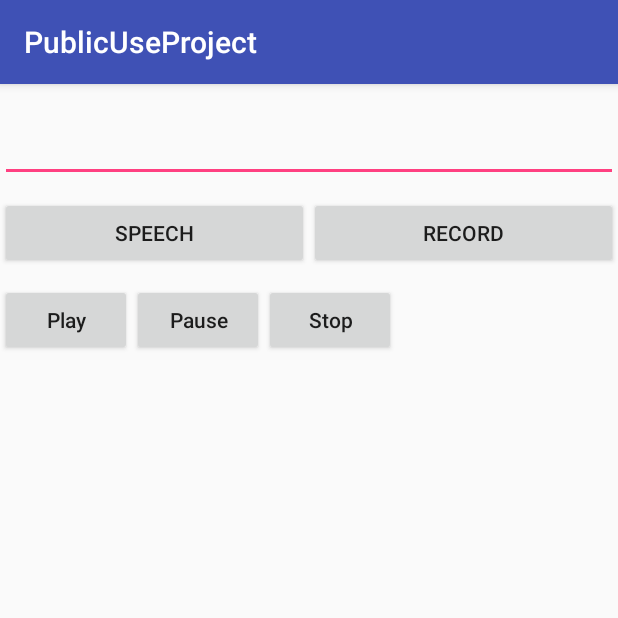
After one commit to renrenrenhui/PublicUseProject, an Android app: the SpeechActivity screen opened directly, with no data from a screen before it, on a phone screen of 412 x 824 dp, the top half of it. The commit adds this screen. Run offline under Robolectric (Android 15) with nearby library versions, the phone set to English and light mode, and no system bars.

Commit message:
Add speech and mediaplay feature

```diff
--- a/app/src/main/AndroidManifest.xml
+++ b/app/src/main/AndroidManifest.xml
@@ -6,6 +6,8 @@
     <uses-permission android:name="android.permission.INTERNET" />
     <uses-permission android:name="android.permission.ACCESS_NETWORK_STATE" />
     <uses-permission android:name="android.permission.ACCESS_WIFI_STATE" />
+    <uses-permission android:name="android.permission.WRITE_EXTERNAL_STORAGE"/>
+    <uses-permission android:name="android.permission.READ_EXTERNAL_STORAGE"/>
 
     <application
         android:allowBackup="true"
@@ -90,6 +92,9 @@
 
         <activity android:name="com.example.xiaoniu.publicuseproject.timer.TimerActivity"
             android:theme="@style/AppTheme"/>
+
+        <activity android:name="com.example.xiaoniu.publicuseproject.SpeechActivity"
+            android:theme="@style/AppTheme"/>
     </application>
 
 </manifest>
--- /dev/null
+++ b/app/src/main/java/com/example/xiaoniu/publicuseproject/SpeechActivity.java
@@ -0,0 +1,129 @@
+package com.example.xiaoniu.publicuseproject;
+
+import android.content.res.AssetFileDescriptor;
+import android.media.MediaPlayer;
+import android.os.Bundle;
+import android.os.Environment;
+import android.speech.tts.TextToSpeech;
+import android.support.v7.app.AppCompatActivity;
+import android.view.View;
+import android.widget.Button;
+import android.widget.EditText;
+import android.widget.Toast;
+
+import java.io.File;
+import java.util.HashMap;
+import java.util.Locale;
+
+public class SpeechActivity extends AppCompatActivity {
+
+    private EditText input;
+    private Button speech,record;
+    private TextToSpeech textToSpeech;
+    private MediaPlayer mediaPlayer = new MediaPlayer();
+
+    @Override
+    protected void onCreate(Bundle savedInstanceState) {
+        super.onCreate(savedInstanceState);
+        setContentView(R.layout.activity_speech);
+
+        textToSpeech = new TextToSpeech(this, new TextToSpeech.OnInitListener() {
+            @Override
+            public void onInit(int status) {
+                if (status == textToSpeech.SUCCESS) {
+//                    int result = textToSpeech.setLanguage(Locale.CHINA);
+                    int result = textToSpeech.setLanguage(Locale.ENGLISH);
+//                    if (result != TextToSpeech.LANG_COUNTRY_AVAILABLE
+//                            && result != TextToSpeech.LANG_AVAILABLE){
+                        if (result == TextToSpeech.LANG_MISSING_DATA
+                                || result == TextToSpeech.LANG_NOT_SUPPORTED){
+                            Toast.makeText(SpeechActivity.this, "TTS暂时不支持这种语音的朗读！",
+                                    Toast.LENGTH_SHORT).show();
+                    }
+                }
+            }
+        });
+        input = (EditText) findViewById(R.id.input_text);
+        speech = (Button) findViewById(R.id.speech);
+        record = (Button) findViewById(R.id.record);
+        speech.setOnClickListener(new View.OnClickListener() {
+            @Override
+            public void onClick(View view) {
+                textToSpeech.speak(input.getText().toString(),
+//                        TextToSpeech.QUEUE_ADD, null);
+                        TextToSpeech.QUEUE_FLUSH, null);
+            }
+        });
+        record.setOnClickListener(new View.OnClickListener() {
+            @Override
+            public void onClick(View view) {
+                String inputText = input.getText().toString();
+//                HashMap<String, String> myHashRender = new HashMap<>();
+//                myHashRender.put(TextToSpeech.Engine.KEY_PARAM_UTTERANCE_ID, inputText);
+//                textToSpeech.synthesizeToFile(inputText, myHashRender,
+//                        Environment.getExternalStorageDirectory().getAbsolutePath() + "tts.wav");
+                textToSpeech.synthesizeToFile(inputText, null, new File("/mnt/sdcard/sound.mp3"), "record");
+                Toast.makeText(SpeechActivity.this, "声音记录成功。", Toast.LENGTH_SHORT).show();
+            }
+        });
+
+        Button btnPlay = (Button) findViewById(R.id.btnPlay);
+        btnPlay.setOnClickListener(new View.OnClickListener() {
+            @Override
+            public void onClick(View v) {
+                //如果没在播放中，立刻开始播放。
+                if(!mediaPlayer.isPlaying()){
+                    mediaPlayer.start();
+                }
+            }
+        });
+        Button btnPause = (Button) findViewById(R.id.btnPause);
+        btnPause.setOnClickListener(new View.OnClickListener() {
+            @Override
+            public void onClick(View v) {
+                //如果在播放中，立刻暂停。
+                if(mediaPlayer.isPlaying()){
+                    mediaPlayer.pause();
+                }
+            }
+        });
+        Button btnStop = (Button) findViewById(R.id.btnStop);
+        btnStop.setOnClickListener(new View.OnClickListener() {
+            @Override
+            public void onClick(View v) {
+                //如果在播放中，立刻停止。
+                if(mediaPlayer.isPlaying()){
+                    mediaPlayer.reset();
+                    initMediaPlayer();//初始化播放器 MediaPlayer
+                }
+            }
+        });
+        initMediaPlayer();
+    }
+
+    @Override
+    protected void onDestroy() {
+        if (textToSpeech != null)
+            textToSpeech.shutdown();
+        if(mediaPlayer != null){
+            mediaPlayer.stop();
+            mediaPlayer.release();
+        }
+        super.onDestroy();
+    }
+
+    private void initMediaPlayer() {
+        try {
+//            File file = new File(Environment.getExternalStorageDirectory(), "sound.mp3");
+//            mediaPlayer.setDataSource(file.getPath());//指定音频文件路径
+            AssetFileDescriptor file = getResources().openRawResourceFd(R.raw.exercise_bg_music);
+            mediaPlayer.setDataSource(file.getFileDescriptor(), file.getStartOffset(),
+                    file.getLength());
+            mediaPlayer.setLooping(true);//设置为循环播放
+            mediaPlayer.prepare();//初始化播放器MediaPlayer
+            file.close();
+        } catch (Exception e) {
+            e.printStackTrace();
+        }
+    }
+}
--- a/app/src/main/res/layout/activity_main.xml
+++ b/app/src/main/res/layout/activity_main.xml
@@ -184,5 +184,11 @@
         android:layout_height="wrap_content"
         android:text="timer_view" >
     </Button>
+    <Button
+        android:id="@+id/tts_speech"
+        android:layout_width="fill_parent"
+        android:layout_height="wrap_content"
+        android:text="tts_speech" >
+    </Button>
 </LinearLayout>
 </ScrollView>
--- /dev/null
+++ b/app/src/main/res/layout/activity_speech.xml
@@ -0,0 +1,66 @@
+<?xml version="1.0" encoding="utf-8"?>
+<LinearLayout
+    xmlns:android="http://schemas.android.com/apk/res/android"
+    xmlns:app="http://schemas.android.com/apk/res-auto"
+    xmlns:tools="http://schemas.android.com/tools"
+    android:layout_width="match_parent"
+    android:layout_height="match_parent"
+    android:orientation="vertical">
+
+    <EditText
+        android:id="@+id/input_text"
+        android:layout_marginTop="20dp"
+        android:layout_width="match_parent"
+        android:layout_height="wrap_content"/>
+
+    <LinearLayout
+        android:layout_marginTop="10dp"
+        android:layout_width="match_parent"
+        android:layout_height="wrap_content"
+        android:orientation="horizontal">
+
+        <Button
+            android:id="@+id/speech"
+            android:text="Speech"
+            android:layout_width="wrap_content"
+            android:layout_weight="1"
+            android:layout_height="wrap_content"/>
+
+        <Button
+            android:id="@+id/record"
+            android:text="Record"
+            android:layout_weight="1"
+            android:layout_width="wrap_content"
+            android:layout_height="wrap_content"/>
+
+    </LinearLayout>
+
+    <LinearLayout
+        android:layout_width="match_parent"
+        android:layout_height="wrap_content"
+        android:layout_marginTop="10dp"
+        android:orientation="horizontal">
+
+        <Button
+            android:id="@+id/btnPlay"
+            android:layout_width="wrap_content"
+            android:layout_height="wrap_content"
+            android:text="Play"
+            android:textAllCaps="false" />
+
+        <Button
+            android:id="@+id/btnPause"
+            android:layout_width="wrap_content"
+            android:layout_height="wrap_content"
+            android:text="Pause"
+            android:textAllCaps="false" />
+
+        <Button
+            android:id="@+id/btnStop"
+            android:layout_width="wrap_content"
+            android:layout_height="wrap_content"
+            android:text="Stop"
+            android:textAllCaps="false" />
+    </LinearLayout>
+
+</LinearLayout>
```
Also changed, not shown: app/src/main/java/com/example/xiaoniu/publicuseproject/MainActivity.java (+11 -0 lines), 1 other file.
